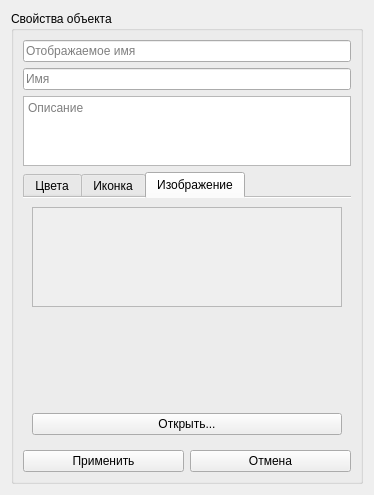
VinTRiZz/GraphEditor, file Libraries/GraphScene/src/Items/objectpropertyeditorform.ui: the form before one commit.
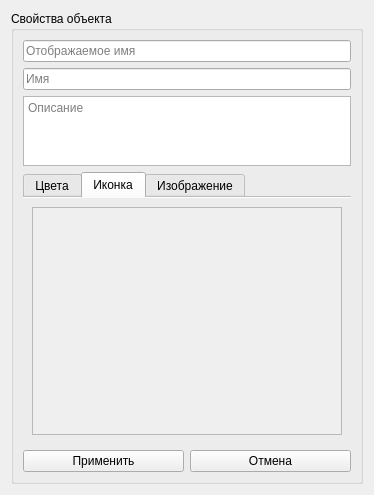
The form after the commit. Custom widgets are drawn as their Qt base class.

```diff
--- a/Libraries/GraphScene/src/Items/objectpropertyeditorform.ui
+++ b/Libraries/GraphScene/src/Items/objectpropertyeditorform.ui
@@ -165,16 +165,50 @@
           </item>
          </layout>
         </widget>
-        <widget class="QWidget" name="tab">
-         <attribute name="title">
-          <string>Иконка</string>
-         </attribute>
-        </widget>
         <widget class="QWidget" name="tab_icon">
          <attribute name="title">
+          <string>Иконка</string>
+         </attribute>
+         <layout class="QVBoxLayout" name="verticalLayout_5">
+          <item>
+           <widget class="WidgetGalery" name="iconGalery">
+            <property name="widgetResizable">
+             <bool>true</bool>
+            </property>
+            <widget class="QWidget" name="scrollAreaWidgetContents_2">
+             <property name="geometry">
+              <rect>
+               <x>0</x>
+               <y>0</y>
+               <width>312</width>
+               <height>213</height>
+              </rect>
+             </property>
+            </widget>
+           </widget>
+          </item>
+         </layout>
+        </widget>
+        <widget class="QWidget" name="tab_image">
+         <attribute name="title">
           <string>Изображение</string>
          </attribute>
          <layout class="QVBoxLayout" name="verticalLayout_4">
+          <property name="spacing">
+           <number>0</number>
+          </property>
+          <property name="leftMargin">
+           <number>0</number>
+          </property>
+          <property name="topMargin">
+           <number>0</number>
+          </property>
+          <property name="rightMargin">
+           <number>0</number>
+          </property>
+          <property name="bottomMargin">
+           <number>1</number>
+          </property>
           <item>
            <widget class="WidgetGalery" name="imageHistoryGalery">
             <property name="widgetResizable">
@@ -192,19 +226,6 @@
             </widget>
            </widget>
           </item>
-          <item>
-           <spacer name="verticalSpacer_2">
-            <property name="orientation">
-             <enum>Qt::Vertical</enum>
-            </property>
-            <property name="sizeHint" stdset="0">
-             <size>
-              <width>20</width>
-              <height>40</height>
-             </size>
-            </property>
-           </spacer>
-          </item>
           <item>
            <widget class="QPushButton" name="selectIcon_pushButton">
             <property name="text">
```
Left out of the diff: 6 changed lines with no effect on the pictures.
